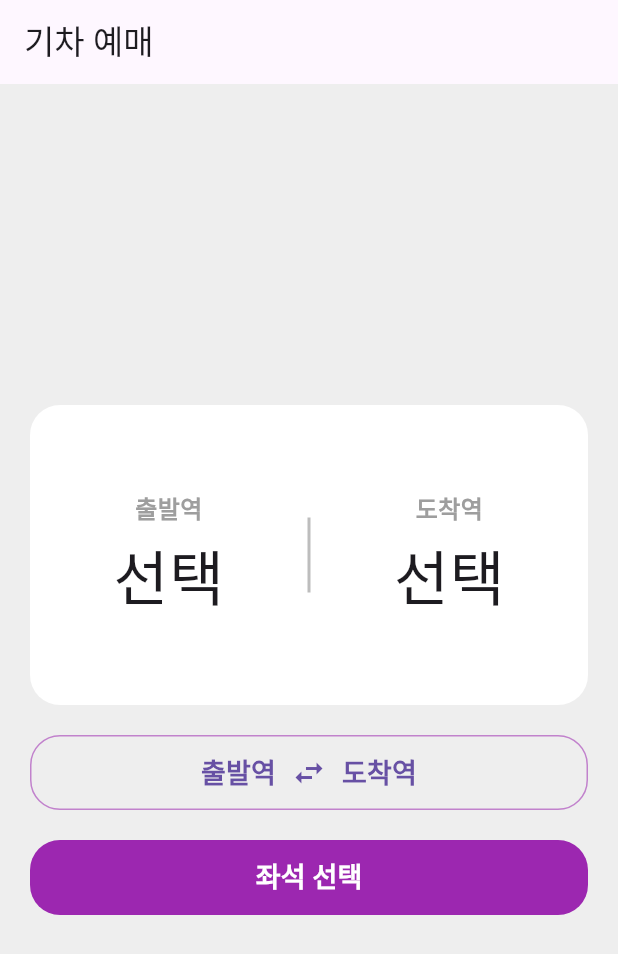
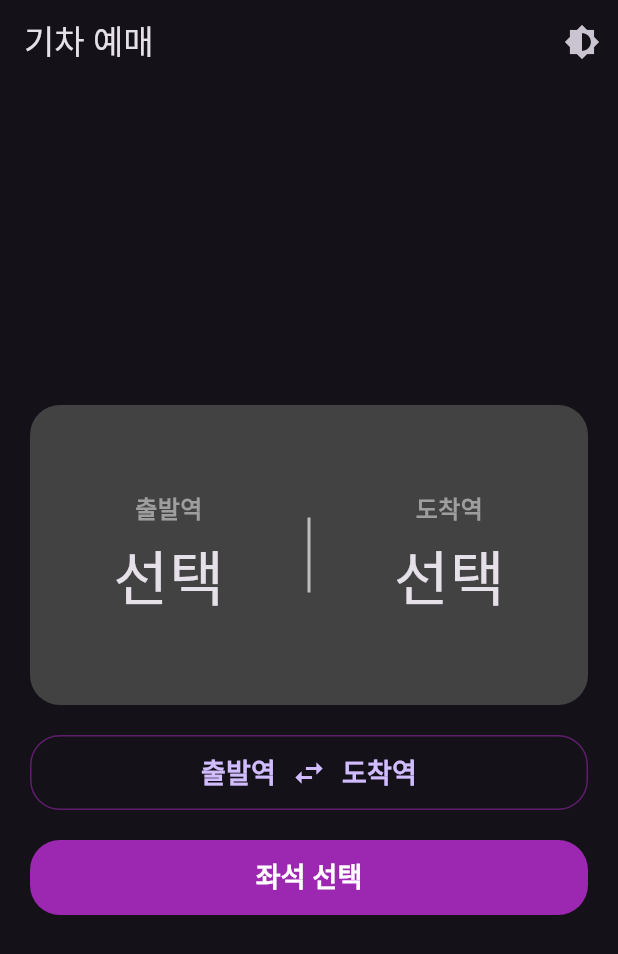
Before and after one commit to HKang0302/flutter_train_app, a Flutter app: the screen it shows after launch, on a phone screen of 412 x 824 dp. Shown: the top 954 px of the screen. Run offline on Flutter 3.47's test engine with Material 3 defaults, Android fonts, the phone set to English and light mode, and no system bars.

Commit message:
add: dark mode

```diff
--- a/lib/main.dart
+++ b/lib/main.dart
@@ -5,13 +5,27 @@ void main() {
   runApp(const TrainApp());
 }
 
-class TrainApp extends StatelessWidget {
+class TrainApp extends StatefulWidget {
   const TrainApp({super.key});
 
   @override
+  State<TrainApp> createState() => _TrainAppState();
+}
+
+class _TrainAppState extends State<TrainApp> {
+  bool isDarkMode = true;
+
+  void toggleTheme() {
+    setState(() {
+      isDarkMode = !isDarkMode;
+    });
+  }
+
+  @override
   Widget build(BuildContext context) {
-    return const MaterialApp(
-      home: HomePage(),
+    return MaterialApp(
+      theme: isDarkMode ? ThemeData.dark() : ThemeData.light(),
+      home: HomePage(onThemeToggle: toggleTheme),
       // debugShowCheckedModeBanner: false,
     );
   }
--- a/lib/screens/home_page.dart
+++ b/lib/screens/home_page.dart
@@ -3,7 +3,8 @@ import 'package:flutter_train_app/screens/seat_page.dart';
 import 'package:flutter_train_app/screens/station_list_page.dart';
 
 class HomePage extends StatefulWidget {
-  const HomePage({super.key});
+  final VoidCallback onThemeToggle;
+  const HomePage({super.key, required this.onThemeToggle});
 
   @override
   State<HomePage> createState() => _HomePageState();
@@ -16,9 +17,20 @@ class _HomePageState extends State<HomePage> {
   @override
   Widget build(BuildContext context) {
     return Scaffold(
-      appBar: AppBar(title: const Text('기차 예매')),
+      appBar: AppBar(
+        title: const Text('기차 예매'),
+        actions: [
+          IconButton(
+            icon: const Icon(Icons.brightness_6),
+            onPressed: widget.onThemeToggle,
+          ),
+        ],
+      ),
       body: Container(
-        color: Colors.grey[200],
+        color:
+            Theme.of(context).brightness == Brightness.dark
+                ? Theme.of(context).scaffoldBackgroundColor
+                : Colors.grey[200],
         child: Padding(
           padding: const EdgeInsets.all(20.0),
           child: SizedBox(
@@ -169,7 +181,10 @@ class StationSelectWidget extends StatelessWidget {
       height: 200,
       alignment: Alignment.center,
       decoration: BoxDecoration(
-        color: Colors.white,
+        color:
+            Theme.of(context).brightness == Brightness.dark
+                ? Colors.grey[800]!
+                : Colors.white,
         borderRadius: BorderRadius.circular(20),
       ),
       child: Row(
--- a/lib/screens/seat_page.dart
+++ b/lib/screens/seat_page.dart
@@ -235,7 +235,12 @@ class SeatBox extends StatelessWidget {
       height: isSmallBox ?? false ? 24 : 50,
       margin: EdgeInsets.fromLTRB(2, 4, 2, 4),
       decoration: BoxDecoration(
-        color: isSelected ? Colors.purple : Colors.grey[300]!,
+        color:
+            isSelected
+                ? Colors.purple
+                : Theme.of(context).brightness == Brightness.dark
+                ? Colors.grey[600]!
+                : Colors.grey[300]!,
         borderRadius: BorderRadius.circular(8),
       ),
     );
```
